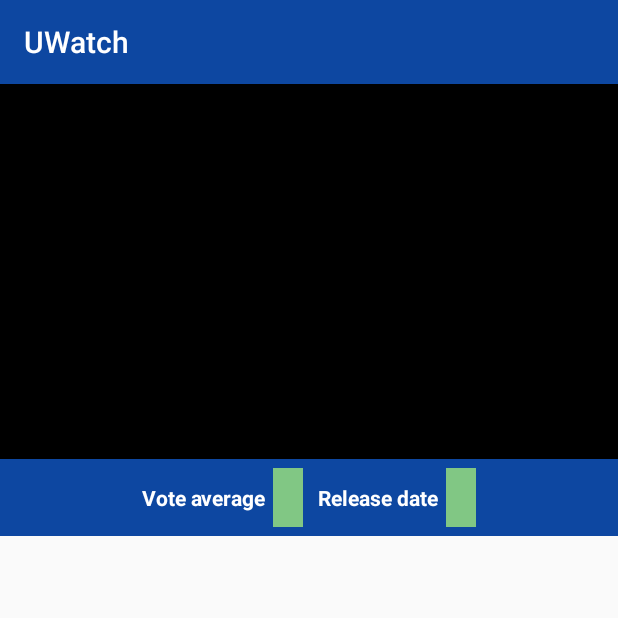
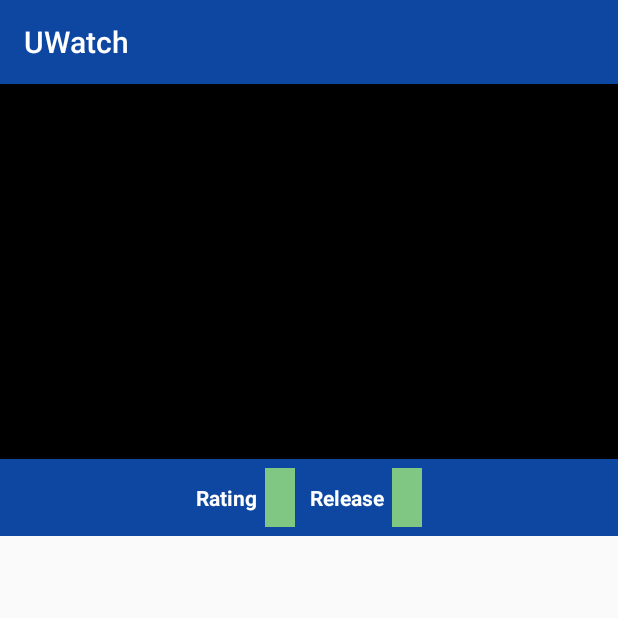
Before and after one commit to TefiC/popular-movies-app-udacity, an Android app: the DetailsActivity screen opened directly, with no data from a screen before it, on a phone screen of 412 x 824 dp, the top half of it. Run offline under Robolectric (Android 15) with nearby library versions, the phone set to English and light mode, and no system bars; our stand-ins replace Picasso; pictures from the network do not load.

Commit message:
fix: If posters are not loaded correctly, no onClickListener is attached
To avoid user to click on poster that was not loaded and be redirected into
the details activity. Also moved hard-coded strings into strings.xml

```diff
--- a/app/src/main/res/layout/activity_details.xml
+++ b/app/src/main/res/layout/activity_details.xml
@@ -103,7 +103,9 @@
             android:layout_width="match_parent"
             android:layout_height="wrap_content"
             android:maxLines="14"
-            android:padding="16dp"
+            android:padding="18dp"
+            android:textColor="@android:color/black"
+            android:textSize="16sp"
             android:scrollbars="vertical"
             tools:text="At vero eos et accusamus et iusto odio dignissimos ducimus qui blanditiis praesentium voluptatum deleniti atque corrupti quos dolores et quas molestias excepturi sint occaecati cupiditate non provident, similique sunt in culpa qui officia deserunt mollitia animi, id est laborum et dolorum fuga. Et harum quidem rerum facilis est et expedita distinctio. Nam libero tempore, cum soluta nobis est eligendi optio cumque nihil impedit quo minus id quod maxime placeat facere possimus, omnis voluptas assumenda est, omnis dolor repellendus. Temporibus autem quibusdam et aut officiis debitis aut rerum necessitatibus saepe eveniet ut et voluptates repudiandae sint et molestiae non recusandae. Itaque earum rerum hic tenetur a sapiente delectus, ut aut reiciendis voluptatibus maiores alias consequatur aut perferendis doloribus asperiores repellat." />
 
--- a/app/src/main/res/layout/spinner_dropdown_item.xml
+++ b/app/src/main/res/layout/spinner_dropdown_item.xml
@@ -7,5 +7,5 @@
     android:layout_width="match_parent"
     android:layout_height="?android:attr/listPreferredItemHeight"
     android:ellipsize="marquee"
-    android:textColor="#ffffff"
+    android:textColor="@color/text_color"
     android:background="@color/colorPrimaryDark"/>
--- a/app/src/main/res/layout/spinner_item.xml
+++ b/app/src/main/res/layout/spinner_item.xml
@@ -4,4 +4,4 @@
     android:layout_width="wrap_content"
     android:layout_height="match_parent"
     android:textSize="18sp"
-    android:textColor="#ffffff" />
+    android:textColor="@color/text_color" />
--- a/app/src/main/res/values/colors.xml
+++ b/app/src/main/res/values/colors.xml
@@ -6,4 +6,6 @@
     <color name="colorSecondary">#81c784</color>
     <color name="colorSecondaryLight">#b2fab4</color>
     <color name="colorSecondaryDark">#519657</color>
+
+    <color name="text_color">#ffffff</color>
 </resources>
--- a/app/src/main/res/values/strings.xml
+++ b/app/src/main/res/values/strings.xml
@@ -13,8 +13,8 @@
     <string name="ok">OK</string>
 
     <!--DETAILS ACTIVITY-->
-    <string name="vote_average">Vote average</string>
-    <string name="release_date">Release date</string>
+    <string name="vote_average">Rating</string>
+    <string name="release_date">Release</string>
     <string name="poster_description">Poster description</string>
 
 </resources>
```
Also changed, not shown: app/src/main/java/com/example/android/favoritemoviesapp/MainActivity.java (+18 -10 lines), app/src/main/java/com/example/android/favoritemoviesapp/MovieAdapter.java (+23 -8 lines).
